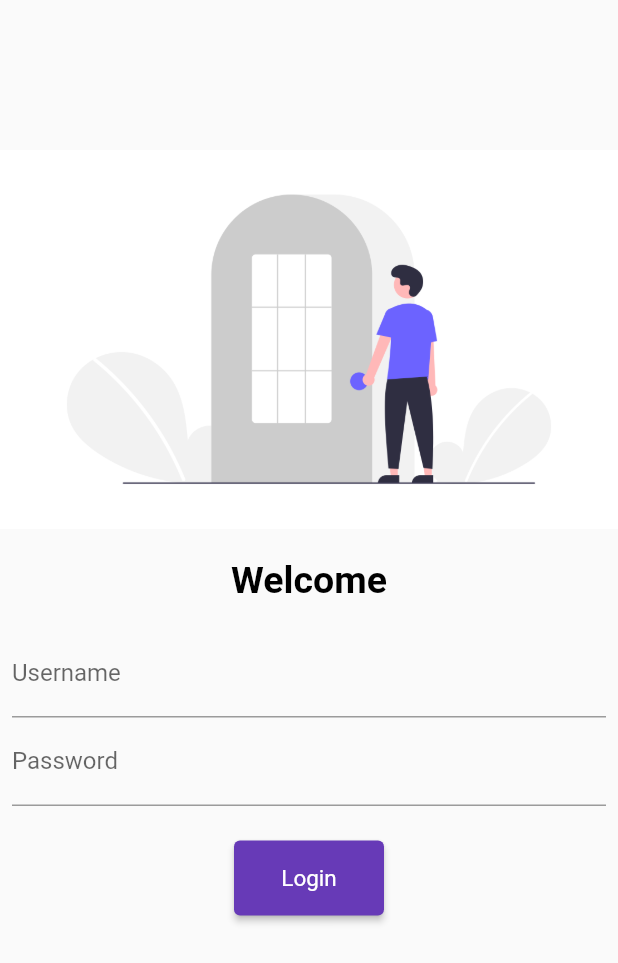
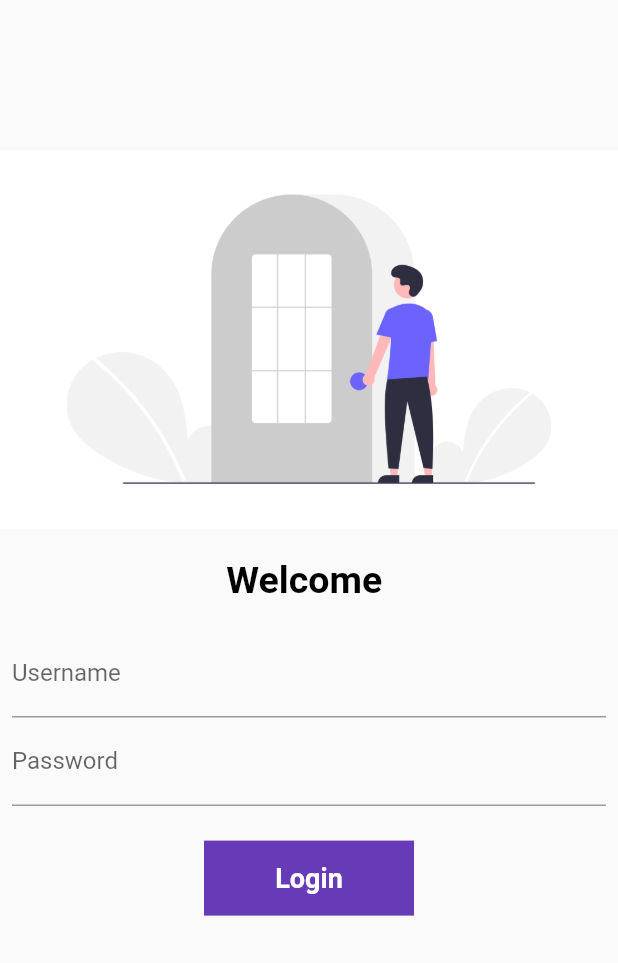
Before and after one commit to saad1931/FlutterPractice, a Flutter app: the screen it shows after launch, on a phone screen of 412 x 824 dp. Shown: the top 963 px of the screen. Run offline on Flutter 3.47's test engine with Material 2 defaults, Android fonts, the phone set to English and light mode, and no system bars.

Commit message:
day 5 completed

```diff
--- a/lib/screens/login.dart
+++ b/lib/screens/login.dart
@@ -1,9 +1,16 @@
 import 'package:flutter/material.dart';
 import 'package:flutter_challenge/utils/routes.dart';
 
-class Login extends StatelessWidget {
+class Login extends StatefulWidget {
   const Login({Key? key}) : super(key: key);
 
+  @override
+  State<Login> createState() => _LoginState();
+}
+
+class _LoginState extends State<Login> {
+  String userName = "";
+  bool changeButton = false;
   @override
   Widget build(BuildContext context) {
     return Material(
@@ -21,7 +28,7 @@
             height: 20,
           ),
           Text(
-            "Welcome",
+            "Welcome $userName",
             style: TextStyle(
                 fontSize: 25, fontWeight: FontWeight.bold, color: Colors.black),
           ),
@@ -35,6 +42,10 @@
                 TextFormField(
                   decoration: InputDecoration(
                       hintText: "Enter Username", labelText: "Username"),
+                  onChanged: (value) {
+                    userName = value;
+                    setState(() {});
+                  },
                 ),
                 TextFormField(
                   obscureText: true,
@@ -47,15 +58,47 @@
           SizedBox(
             height: 15,
           ),
-          ElevatedButton(
-            onPressed: () {
+          InkWell(
+            onTap: () async {
+              setState(() {
+                changeButton = true;
+              });
+              await Future.delayed(Duration(seconds: 1));
               Navigator.pushNamed(context, MyRoutes.HomeRoute);
             },
-            child: Text("Login"),
-            style: ElevatedButton.styleFrom(
-                minimumSize: Size(100, 50),
-                textStyle: TextStyle(color: Colors.white, fontSize: 15)),
+            child: AnimatedContainer(
+              duration: Duration(seconds: 1),
+              height: 50,
+              width: 140,
+              alignment: Alignment.center,
+              child: changeButton
+                  ? Icon(
+                      Icons.done,
+                      color: Colors.white,
+                    )
+                  : Text(
+                      "Login",
+                      style: TextStyle(
+                          fontSize: 18,
+                          color: Colors.white,
+                          fontWeight: FontWeight.bold),
+                    ),
+              decoration: BoxDecoration(
+                color: Colors.deepPurple,
+                shape: changeButton ? BoxShape.circle : BoxShape.rectangle,
+                // borderRadius: BorderRadius.circular(8),
+              ),
+            ),
           )
+          // ElevatedButton(
+          //   onPressed: () {
+          //     Navigator.pushNamed(context, MyRoutes.HomeRoute);
+          //   },
+          //   child: Text("Login"),
+          //   style: ElevatedButton.styleFrom(
+          //       minimumSize: Size(100, 50),
+          //       textStyle: TextStyle(color: Colors.white, fontSize: 15)),
+          // )
         ],
       ),
     ));
```
